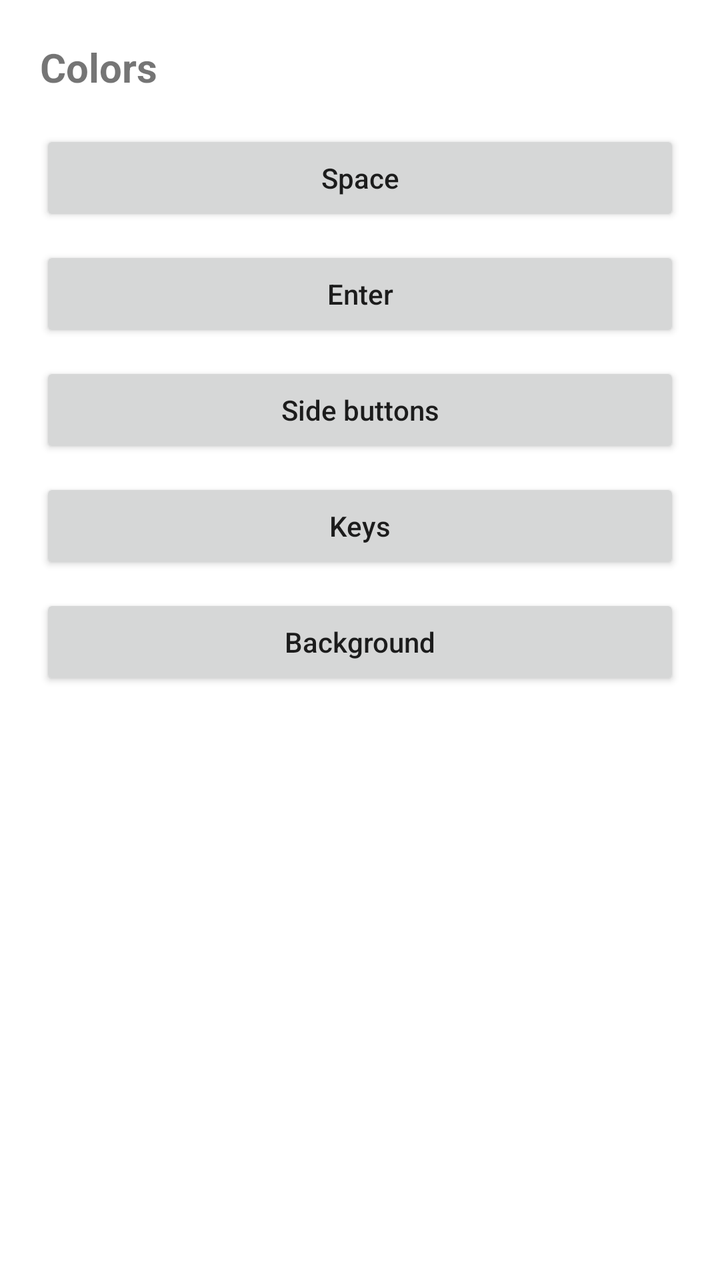
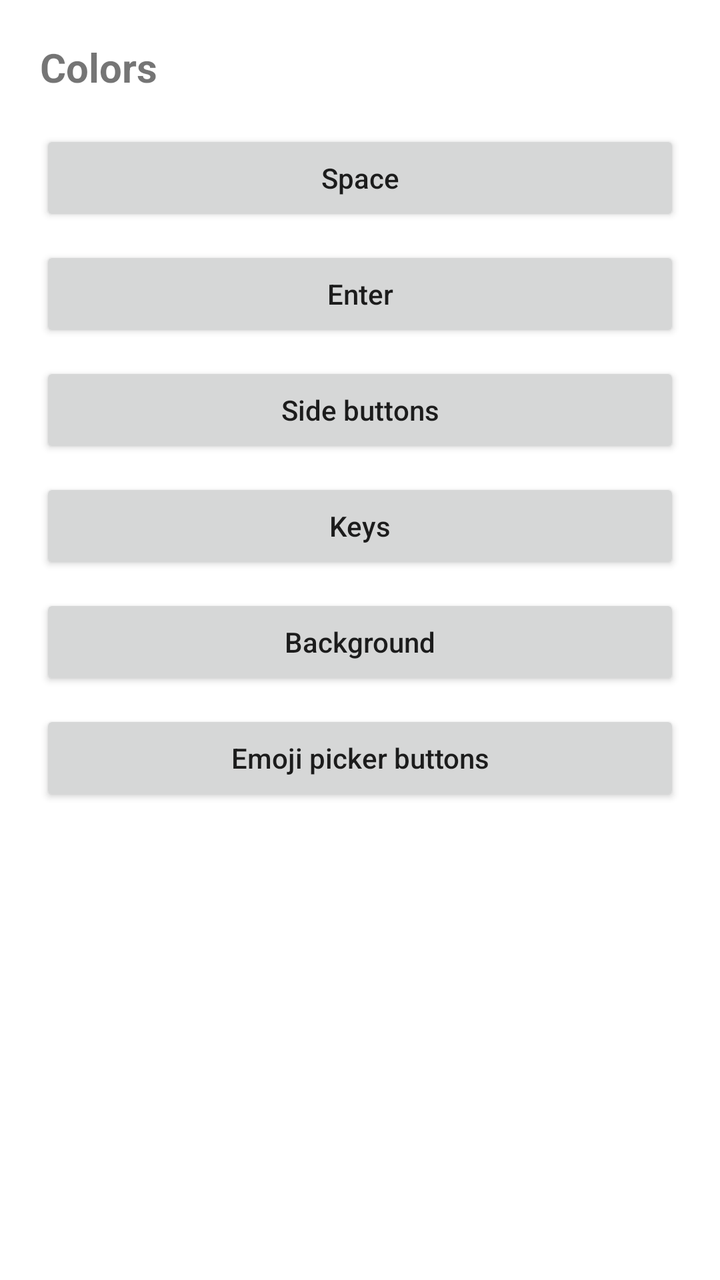

An Android layout rendered at two revisions. The XML below is the earlier revision; the diff shows what the commit changed to produce the second picture.
<!-- AndroidManifest.xml: fallback theme Theme.MaterialComponents.DayNight.NoActionBar -->
<!-- res/layout/dialog_colors.xml -->
<?xml version="1.0" encoding="utf-8"?>
<LinearLayout xmlns:android="http://schemas.android.com/apk/res/android"
    android:layout_width="match_parent"
    android:layout_height="wrap_content"
    android:orientation="vertical"
    android:padding="20dp">

    <TextView
        android:layout_width="match_parent"
        android:layout_height="wrap_content"
        android:text="Colors"
        android:textSize="20sp"
        android:textStyle="bold"
        android:layout_marginBottom="18dp" />

    <Button
        android:id="@+id/btnSpaceColor"
        android:layout_width="match_parent"
        android:layout_height="48dp"
        android:text="Space"
        android:textAllCaps="false"
        android:layout_marginBottom="10dp" />

    <Button
        android:id="@+id/btnEnterColor"
        android:layout_width="match_parent"
        android:layout_height="48dp"
        android:text="Enter"
        android:textAllCaps="false"
        android:layout_marginBottom="10dp" />

    <Button
        android:id="@+id/btnSideButtonsColor"
        android:layout_width="match_parent"
        android:layout_height="48dp"
        android:text="Side buttons"
        android:textAllCaps="false"
        android:layout_marginBottom="10dp" />

    <Button
        android:id="@+id/btnKeysColor"
        android:layout_width="match_parent"
        android:layout_height="48dp"
        android:text="Keys"
        android:textAllCaps="false"
        android:layout_marginBottom="10dp" />

    <Button
        android:id="@+id/btnBackgroundColor"
        android:layout_width="match_parent"
        android:layout_height="48dp"
        android:text="Background"
        android:textAllCaps="false" />

</LinearLayout>
<!-- resources referenced by this layout -->
<resources>

</resources>

<!-- the commit's change to res/layout/dialog_colors.xml (unified diff, before → after) -->
@@ -50,6 +50,14 @@
         android:layout_width="match_parent"
         android:layout_height="48dp"
         android:text="Background"
+        android:textAllCaps="false"
+        android:layout_marginBottom="10dp" />
+
+    <Button
+        android:id="@+id/btnEmojiPickerButtons"
+        android:layout_width="match_parent"
+        android:layout_height="48dp"
+        android:text="Emoji picker buttons"
         android:textAllCaps="false" />
 
 </LinearLayout>
